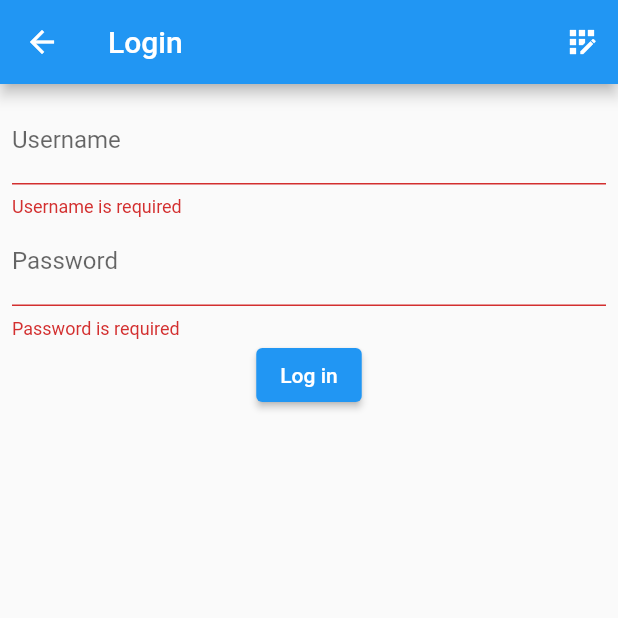
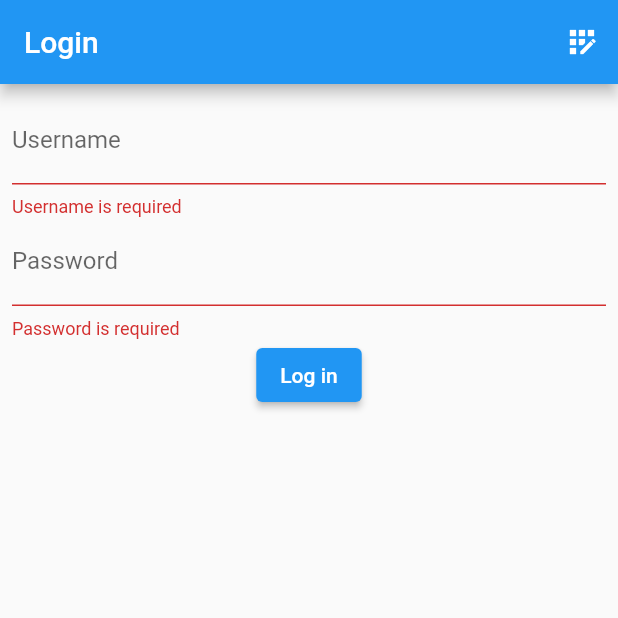
Before and after one commit to MarkoZoreski/MIS_KolokviumApp, a Flutter app: the MainScreen screen opened directly, after a tap on the "logout" icon, after a tap on "Log in", on a phone screen of 412 x 824 dp, the top half of it. Run offline on Flutter 3.47's test engine with Material 2 defaults, Android fonts, the phone set to English and light mode, and no system bars; our stand-ins replace hive, hive_flutter, nanoid; accounts and stored records are empty.

```diff
--- a/lab3/lib/main.dart
+++ b/lab3/lib/main.dart
@@ -18,6 +18,7 @@ Future<void> main() async {
 
 class MyApp extends StatelessWidget {
   // This widget is the root of your application.
+  final box = Hive.box('localstorage');
   @override
   Widget build(BuildContext context) {
     return MaterialApp(
@@ -29,7 +30,7 @@ class MyApp extends StatelessWidget {
           primarySwatch: Colors.blue,
           accentColor: Colors.red,
         ),
-        initialRoute: RegistrationPage.routeName,
+        initialRoute: box.get('currentUser')!=null? MainScreen.routeName : LoginPage.routeName,
         routes: {
           '/': (context) => MainScreen(),
           ListDetailScreen.routeName: (ctx) => ListDetailScreen(),
--- a/lab3/lib/model/list_item.dart
+++ b/lab3/lib/model/list_item.dart
@@ -1,8 +1,13 @@
 import 'package:flutter/foundation.dart';
+import 'package:hive/hive.dart';
 
+@HiveType(typeId: 1)
 class ListItem {
+  @HiveField(0)
   final String id;
+  @HiveField(1)
   final String subject_name;
+  @HiveField(3)
   final DateTime date;
 
   ListItem({
--- a/lab3/lib/model/user.dart
+++ b/lab3/lib/model/user.dart
@@ -1,4 +1,6 @@
 import 'package:hive/hive.dart';
+
+import 'list_item.dart';
 part 'user.g.dart';
 
 @HiveType(typeId: 0)
@@ -7,6 +9,8 @@ class User extends HiveObject {
   final String username;
   @HiveField(1)
   final String password;
+  @HiveField(2)
+  final List<ListItem> userItems = [];
 
-  User({required this.username, required this.password});
+  User({required this.username, required this.password });
 }
--- a/lab3/lib/screens/login_screen.dart
+++ b/lab3/lib/screens/login_screen.dart
@@ -25,10 +25,12 @@ class _LoginPageState extends State<LoginPage> {
       if (user == null) {
         // Navigate to the next page
         ScaffoldMessenger.of(context).showSnackBar(
-          SnackBar(content: Text('User does not exist')),
+          SnackBar(content: Text('User does not exist!'
+              'Click the button in the corner to register')),
         );
       }
       else if(user.password == password){
+        box.put('currentUser',user.username);
         Navigator.pushReplacement(
             context,
             MaterialPageRoute(builder: (context) => MainScreen()),
@@ -46,6 +48,7 @@ class _LoginPageState extends State<LoginPage> {
   Widget build(BuildContext context) {
     return Scaffold(
       appBar: AppBar(title: Text('Login'),
+          automaticallyImplyLeading: false,
           actions: <Widget>[
           IconButton(
           icon: Icon(Icons.app_registration),
--- a/lab3/lib/screens/main_screen.dart
+++ b/lab3/lib/screens/main_screen.dart
@@ -10,15 +10,27 @@ import 'login_screen.dart';
 class MainScreen extends StatefulWidget {
   static const routeName = '/';
 
+
   @override
   _MainScreenState createState() => _MainScreenState();
 }
 
 class _MainScreenState extends State<MainScreen> {
-  List<ListItem> _userItems = [
-    ListItem(id: "T1", subject_name: "Kalkulus", date: DateTime.now()),
-    ListItem(id: "T2", subject_name: "Verojatnost",date: DateTime.now()),
-  ];
+  final box = Hive.box('localstorage');
+  User? currentUser;
+  final currentUsername = '';
+  List<ListItem> _userItems = [];
+
+  @override
+  void initState() {
+    super.initState();
+    final currentUsername = box.get('currentUser');
+    if(currentUsername != null) {
+      currentUser = box.get(currentUsername);
+      _userItems = currentUser!.userItems;
+    }
+  }
+
 
 
   void _addItemFunction(BuildContext ct) {
@@ -67,6 +79,9 @@ class _MainScreenState extends State<MainScreen> {
           IconButton(
             icon: Icon(Icons.logout),
             onPressed: () async {
+              // currentUser?.userItems.addAll(_userItems);
+              // _userItems = [];
+              //box.delete('currentUser');
               Navigator.of(context).pushReplacementNamed(LoginPage.routeName);
             },
           ),
--- a/lab3/lib/screens/register_screen.dart
+++ b/lab3/lib/screens/register_screen.dart
@@ -28,6 +28,7 @@ class _RegistrationPageState extends State<RegistrationPage> {
       print(box.length);
       final user = User(username: username, password: password);
       box.put(username, user); // add the user to the database
+      box.put('currentUser',user.username);
       Navigator.pop(context);
     }
   }
```
Also changed, not shown: lab3/lib/model/user.g.dart.
